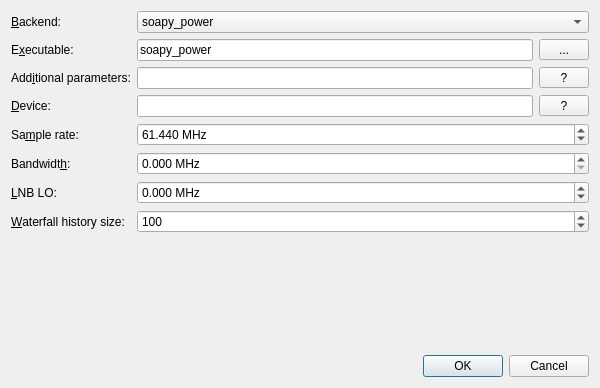
konung-yaropolk/SpectroScope, file src/spectroscope/ui/spectroscope_settings.ui: the form before one commit.
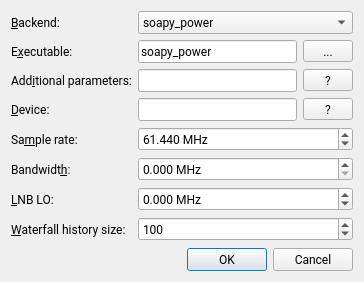
The form after the commit.

```diff
--- a/src/spectroscope/ui/spectroscope_settings.ui
+++ b/src/spectroscope/ui/spectroscope_settings.ui
@@ -6,10 +6,15 @@
    <rect>
     <x>0</x>
     <y>0</y>
-    <width>600</width>
-    <height>388</height>
+    <width>364</width>
+    <height>282</height>
    </rect>
   </property>
+  <property name="font">
+   <font>
+    <family>Roboto</family>
+   </font>
+  </property>
   <property name="windowTitle">
    <string>Settings - SpectroScope</string>
   </property>
```
